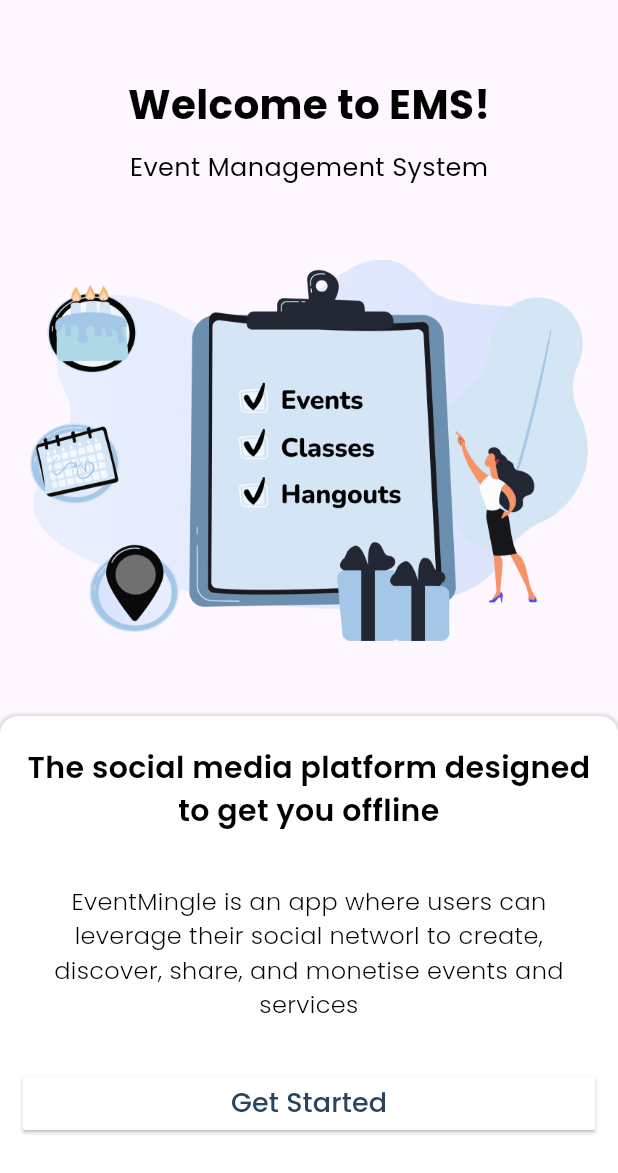
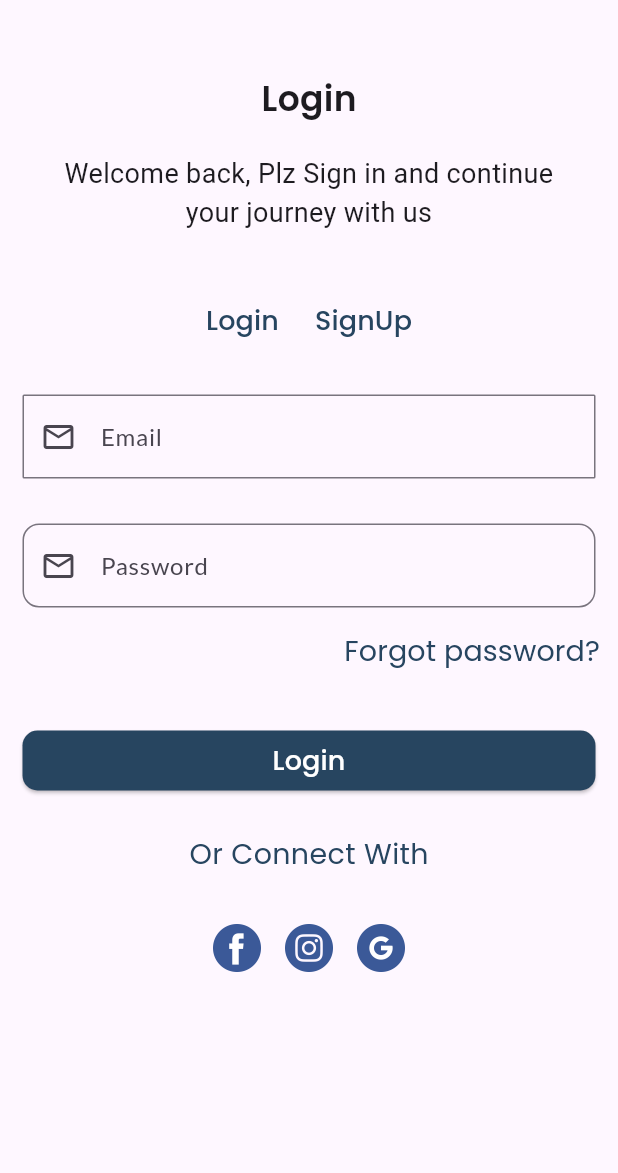
Before and after one commit to singh-that-codes/eventmingle, a Flutter app: the screen it shows after launch, after a tap on "Get Started", on a phone screen of 412 x 824 dp. Shown: the top 1173 px of the screen. Run offline on Flutter 3.47's test engine with Material 3 defaults, Android fonts, the light colour scheme and no system bars; our stand-ins replace google_fonts.

Commit message:
LoginPage UI prepared

```diff
--- a/lib/main.dart
+++ b/lib/main.dart
@@ -1,3 +1,4 @@
+import 'package:eventmingle/views/login_screen.dart';
 import 'package:eventmingle/views/onbaording_screen.dart';
 import 'package:flutter/material.dart';
 import 'package:google_fonts/google_fonts.dart';
@@ -13,12 +14,16 @@
   @override
   Widget build(BuildContext context) {
     return MaterialApp(
-      title: 'Event Mingle',
+      title: 'SnapFlow',
       theme: ThemeData(
         textTheme: GoogleFonts.latoTextTheme(
           Theme.of(context).textTheme)
       ),
-      home: OnboardingScreen(),
+      initialRoute: '/',
+      routes:{
+        '/': (context)=> OnboardingScreen(),
+        '/loginPage': (context)=> LoginPage(),
+      }
     );
   }
 }
--- /dev/null
+++ b/lib/views/login_screen.dart
@@ -0,0 +1,188 @@
+import 'package:flutter/material.dart';
+import 'package:google_fonts/google_fonts.dart';
+
+class LoginPage extends StatefulWidget {
+  const LoginPage({super.key});
+
+  @override
+  State<LoginPage> createState() => _LoginPageState();
+}
+
+class _LoginPageState extends State<LoginPage> {
+  @override
+  Widget build(BuildContext context) {
+    return SafeArea(
+      child: Scaffold(
+        body: Column(
+          mainAxisAlignment: MainAxisAlignment.start,
+          crossAxisAlignment: CrossAxisAlignment.center,
+          children: [
+          SizedBox(height: 50,),
+          Text(
+            "Login",
+            style: GoogleFonts.poppins(
+              textStyle: const TextStyle(
+                fontSize: 23,
+                fontWeight: FontWeight.w600,
+            )
+            )
+            ),
+            SizedBox(height: 20,),
+          Padding(
+            padding: const EdgeInsets.only(left: 25, right: 25),
+            child: Text(
+              "Welcome back, Plz Sign in and continue your journey with us",
+              textAlign: TextAlign.center,
+              style: GoogleFonts.roboto(
+                textStyle: const TextStyle(
+                  fontSize: 18,
+                  fontWeight: FontWeight.w400,
+              )
+              )
+            ),
+          ),
+          const SizedBox(
+            height: 35,
+          ),
+          Row(
+            mainAxisAlignment: MainAxisAlignment.center,
+            children: [
+              TextButton(
+
+                onPressed: () {},
+                child: Text(
+                  "Login",
+                  style: GoogleFonts.poppins(
+                    color: Color(0xff274560),
+                    textStyle: const TextStyle(
+                    fontSize: 18,
+                    fontWeight: FontWeight.w500,)
+                  )
+                ),
+              ),
+              TextButton(
+              onPressed: () {},
+              child: Text(
+                "SignUp",
+                  style: GoogleFonts.poppins(
+                      textStyle: const TextStyle(
+                    color: Color(0xff274560),
+                    fontSize: 18,
+                    fontWeight: FontWeight.w500,
+                  ))),
+            ),
+            ],
+          ),
+          const SizedBox(
+          height: 25,
+        ),
+          Padding(
+          padding: EdgeInsets.only(left: 15, right: 15),
+          child: TextField(
+            decoration: InputDecoration(
+              prefixIcon: Icon(Icons.email_outlined),
+              hintText: "Email",
+              border: OutlineInputBorder(
+                borderRadius: BorderRadius.circular(1.0),
+              ),
+            ),
+          ),
+        ),
+        const SizedBox(
+          height: 15,
+        ),
+          Padding(
+          padding: const EdgeInsets.only(top: 15, left: 15, right: 15),
+          child: TextField(
+            decoration: InputDecoration(
+              prefixIcon: Icon(Icons.email_outlined),
+              hintText: "Password",
+              border: OutlineInputBorder(
+                borderRadius: BorderRadius.circular(11.0),
+              ),
+            ),
+          ),
+        ),
+        const SizedBox(
+          height: 5,
+        ),
+        Align(
+          alignment: Alignment.centerRight,
+          child: TextButton(
+            child: Text(
+              "Forgot password?",
+              style: GoogleFonts.poppins(
+                fontSize: 19,
+                fontWeight: FontWeight.w400,
+                color: Color(0xff274560)
+              )
+              ),
+          onPressed: (){},
+          ),
+        ),
+        const SizedBox(
+          height: 25,
+        ),
+        Container(
+          padding: EdgeInsets.symmetric(horizontal: 15),
+          width: double.infinity,
+          child: ElevatedButton(
+            onPressed: () {},
+            style: ButtonStyle(
+              alignment: Alignment.center,
+              backgroundColor:
+                  MaterialStateProperty.all<Color>(Color(0xFF274560)
+              ),
+            shape: MaterialStateProperty.all<OutlinedBorder>(
+                RoundedRectangleBorder(
+                  borderRadius:
+                      BorderRadius.circular(10.0), // Adjust the radius as needed
+                ),
+              ),
+            ),
+            child: Text(
+              "Login",
+              textAlign: TextAlign.center,
+              style: GoogleFonts.poppins(
+                fontSize: 18,
+                fontWeight: FontWeight.w500,
+                color: Colors.white,
+              ),
+            ),
+          ),
+        ),
+        const SizedBox(height: 25),
+        Text(
+          "Or Connect With",
+          style: GoogleFonts.poppins(
+                fontSize: 19,
+                fontWeight: FontWeight.w400,
+                color: Color(0xff274560))
+        ),
+        const SizedBox(height: 25,),
+        Container(
+          height: 48,
+          child: Row(
+            mainAxisAlignment: MainAxisAlignment.center,
+            children: [
+              IconButton(
+                onPressed: (){},
+                icon: Image.asset('assets/fb.png')
+              ),
+              IconButton(
+                onPressed: (){},
+                icon: Image.asset('assets/insta.png')
+              ),
+              IconButton(
+                onPressed: () {},
+                icon: Image.asset('assets/google.png')
+              ),
+            ],
+          ),
+        )
+        ],
+      )
+      )
+    );
+  }
+}
--- a/lib/views/onbaording_screen.dart
+++ b/lib/views/onbaording_screen.dart
@@ -98,7 +98,9 @@
                           Padding(
                             padding: const EdgeInsets.only(left: 15, right: 15),
                             child: MaterialButton(
-                              onPressed: (){},
+                              onPressed: (){
+                                Navigator.pushNamed((context), '/loginPage');
+                              },
                               minWidth: double.infinity,
                               color: Colors.white,
                               elevation: 1,
--- a/pubspec.yaml
+++ b/pubspec.yaml
@@ -31,6 +31,9 @@
 
   assets:
     - assets/onboardIcon.png
+    - assets/fb.png
+    - assets/insta.png
+    - assets/google.png
   #   - images/a_dot_ham.jpeg
 
   # An image asset can refer to one or more resolution-specific "variants", see
```
